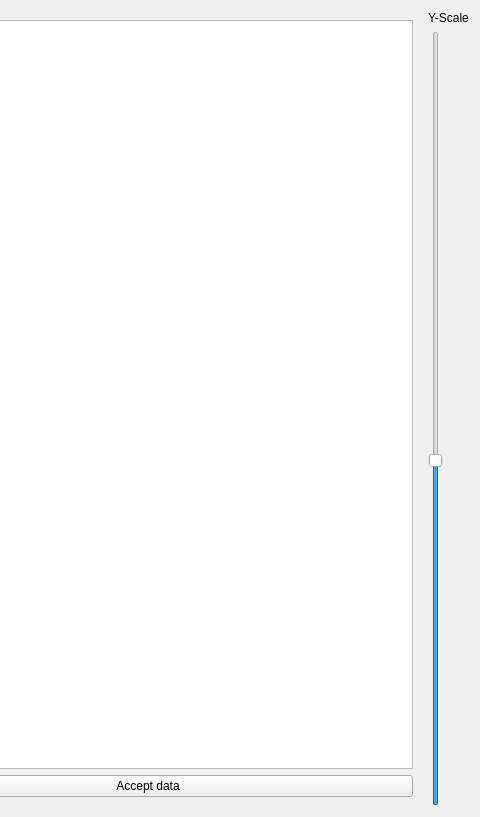
The window that ui/send_recv.ui (jopohl/urh) describes before a commit, drawn with Qt 5; both pictures show x 370 to 850 and y 0 to 817 of the 850 by 817 pixel window.
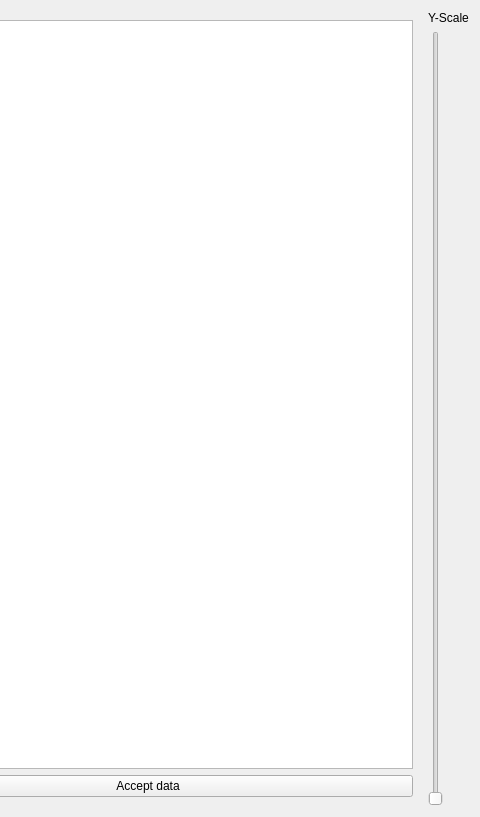
The same window after the commit. Icons and pictures are not drawn. Custom widgets are drawn as their Qt base class.

Commit message: fix yslider for live graphic view

What changed in the file:
```diff
--- a/ui/send_recv.ui
+++ b/ui/send_recv.ui
@@ -757,14 +757,17 @@
             <number>1</number>
            </property>
            <property name="maximum">
-            <number>10</number>
+            <number>1000</number>
            </property>
            <property name="value">
-            <number>5</number>
+            <number>1</number>
            </property>
            <property name="orientation">
             <enum>Qt::Vertical</enum>
            </property>
+           <property name="tickInterval">
+            <number>1</number>
+           </property>
           </widget>
          </item>
         </layout>
```
The commit also changes 2 other files.
